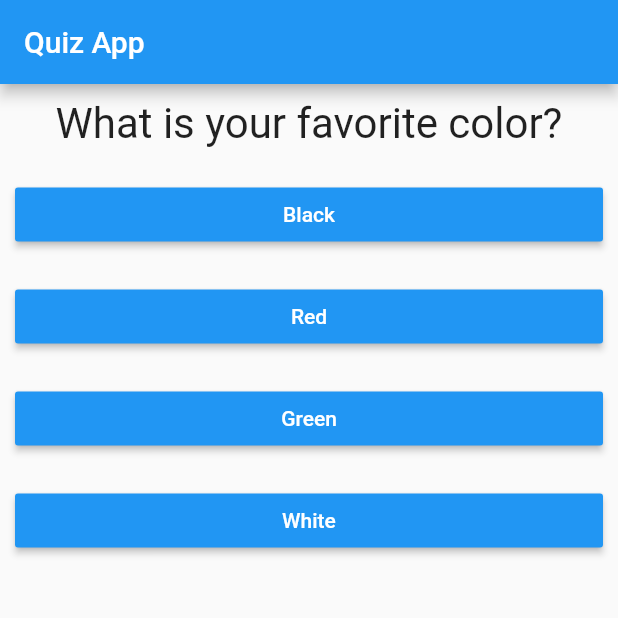
After one commit to Belchenkov/quiz_flutter, a Flutter app: the screen it shows after launch, on a phone screen of 412 x 824 dp, the top half of it. The commit adds this screen. Run offline on Flutter 3.47's test engine with Material 2 defaults, Android fonts, the phone set to English and light mode, and no system bars.

Commit message:
Split app into widgets

```diff
--- a/lib/main.dart
+++ b/lib/main.dart
@@ -1,7 +1,7 @@
 import 'package:flutter/material.dart';
 
-import './question.dart';
-import './answer.dart';
+import './quiz.dart';
+import './result.dart';
 
 void main() {
   runApp(MyApp());
@@ -15,7 +15,7 @@ class MyApp extends StatefulWidget {
 }
 
 class _MyAppState extends State<MyApp> {
-  final questions = const [
+  final _questions = const [
     {
       'questionText': 'What is your favorite color?',
       'answers': ['Black', 'Red', 'Green', 'White'],
@@ -37,10 +37,9 @@ class _MyAppState extends State<MyApp> {
       _questionIndex = _questionIndex + 1;
     });
 
-    if (_questionIndex < questions.length) {
+    if (_questionIndex < _questions.length) {
       print('We have more questions!');
     }
-
   }
 
   @override
@@ -50,14 +49,13 @@ class _MyAppState extends State<MyApp> {
         appBar: AppBar(
           title: Text('Quiz App'),
         ),
-        body: _questionIndex < questions.length ? Column(children: [
-          Question(questions[_questionIndex]['questionText'] as String),
-          ...(questions[_questionIndex]['answers'] as List<String>)
-            .map((answer) {
-              return Answer(_answerQuestion, answer);
-            }).toList()
-          ],
-        ) : Center(child: Text('You did it!')),
+        body: _questionIndex < _questions.length
+            ? Quiz(
+                answerQuestion: _answerQuestion,
+                questions: _questions,
+                questionIndex: _questionIndex
+            )
+            : Result(),
       ),
     );
   }
--- /dev/null
+++ b/lib/quiz.dart
@@ -0,0 +1,30 @@
+import 'package:flutter/material.dart';
+
+import './question.dart';
+import './answer.dart';
+
+class Quiz extends StatelessWidget {
+  final List<Map<String, Object>> questions;
+  final VoidCallback answerQuestion;
+  final int questionIndex;
+
+  Quiz({
+    required this.questions,
+    required this.answerQuestion,
+    required this.questionIndex,
+  });
+
+  @override
+  Widget build(BuildContext context) {
+    return Column(
+      children: [
+        Question(questions[questionIndex]['questionText'] as String),
+        ...(questions[questionIndex]['answers'] as List<String>)
+            .map((answer) {
+              return Answer(answerQuestion, answer);
+            })
+            .toList()
+      ],
+    );
+  }
+}
```
Also changed, not shown: lib/result.dart (added, +10 -0 lines).
